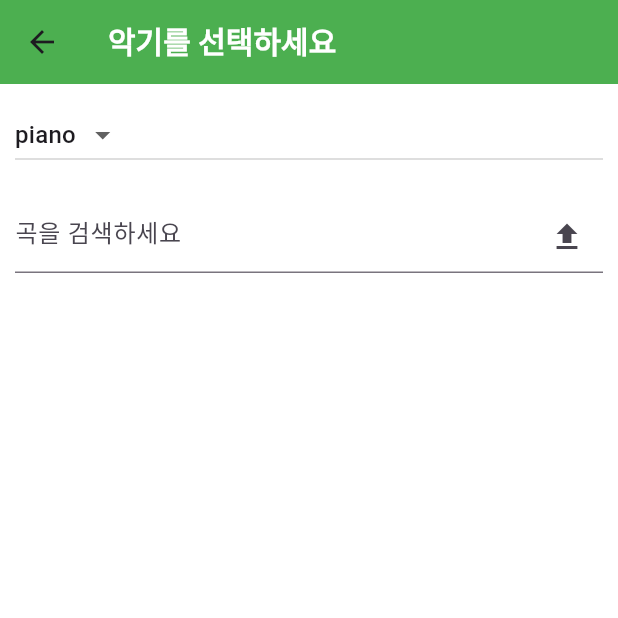
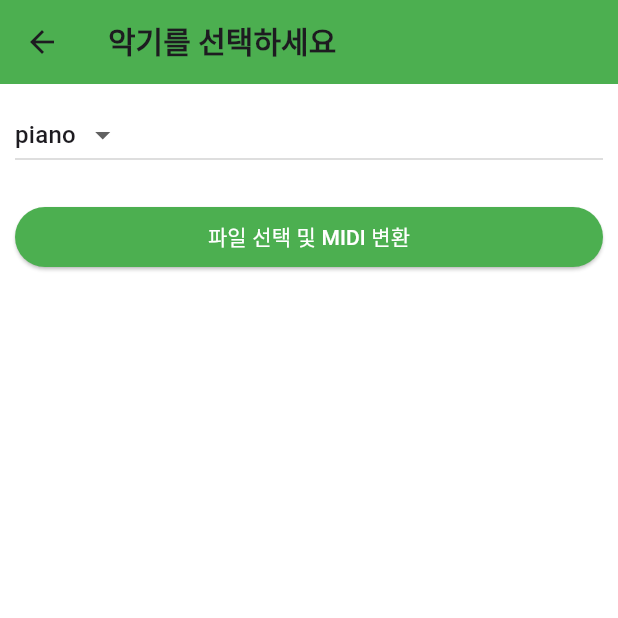
Before and after one commit to PP88-bit/2024-capston-team-08, a Flutter app: the SongSelectionScreen screen opened directly, on a phone screen of 412 x 824 dp, the top half of it. Run offline on Flutter 3.47's test engine with Material 3 defaults, Android fonts, the phone set to English and light mode, and no system bars; our stand-ins replace file_picker, firebase_auth, firebase_core; accounts and stored records are empty.

Commit message:
Update song_selection.dart

```diff
--- a/lib/song_selection.dart
+++ b/lib/song_selection.dart
@@ -1,7 +1,7 @@
+import 'dart:typed_data'; // Uint8List를 사용하기 위해 추가
 import 'package:flutter/material.dart';
 import 'package:http/http.dart' as http;
-import 'dart:typed_data';
-import 'dart:html' as html;
+import 'package:file_picker/file_picker.dart';
 
 class SongSelectionScreen extends StatefulWidget {
   const SongSelectionScreen({super.key});
@@ -11,97 +11,87 @@ class SongSelectionScreen extends StatefulWidget {
 }
 
 class SongSelectionScreenState extends State<SongSelectionScreen> {
-  final TextEditingController _searchController = TextEditingController();
-  String _selectedInstrument = 'piano'; // 기본 악기 선택
+  String _selectedInstrument = 'piano';
+  bool _isLoading = false; // 로딩 상태 관리
 
   Future<void> _pickFile() async {
-    html.FileUploadInputElement uploadInput = html.FileUploadInputElement();
-    uploadInput.accept = '.mp3';
-    uploadInput.click();
+    try {
+      final result = await FilePicker.platform.pickFiles(
+        type: FileType.custom,
+        allowedExtensions: ['mp3', 'mid'],
+        withData: true, // 파일 데이터를 읽도록 설정
+      );
 
-    uploadInput.onChange.listen((e) {
-      final files = uploadInput.files;
-      if (files!.isNotEmpty) {
-        final file = files[0];
-        final reader = html.FileReader();
+      if (result != null && result.files.single.bytes != null) {
+        final fileBytes = result.files.single.bytes!;
+        final fileName = result.files.single.name;
 
-        reader.onLoadEnd.listen((e) async {
-          // 파일 업로드 후 피드백 처리
-          print("File is ready for upload");
-          await _uploadFile(file, reader.result as Uint8List);
+        setState(() {
+          _isLoading = true; // 로딩 상태로 전환
         });
-
-        reader.readAsArrayBuffer(file);
+        await _uploadAndConvert(fileBytes, fileName);
+      } else {
+        print("파일 선택이 취소되었습니다.");
+        ScaffoldMessenger.of(context).showSnackBar(
+          const SnackBar(content: Text('파일 선택이 취소되었습니다.')),
+        );
       }
-    });
+    } catch (e) {
+      print("파일 선택 중 오류 발생: $e");
+      ScaffoldMessenger.of(context).showSnackBar(
+        SnackBar(content: Text('파일 선택 중 오류 발생: $e')),
+      );
+    }
   }
 
-  Future<void> _uploadFile(html.File file, Uint8List fileBytes) async {
+  Future<void> _uploadAndConvert(Uint8List fileBytes, String fileName) async {
+    try {
       var request = http.MultipartRequest(
         'POST',
         Uri.parse('http://127.0.0.1:5000/upload'),
       );
-    request.files.add(
-      http.MultipartFile.fromBytes(
+
+      request.files.add(http.MultipartFile.fromBytes(
         'file',
         fileBytes,
-        filename: file.name,
-      ),
-    );
-    request.fields['instrument'] =
-        _selectedInstrument.toLowerCase(); // 악기 선택 추가
+        filename: fileName,
+      ));
+      request.fields['instrument'] = _selectedInstrument.toLowerCase();
 
-    try {
       var response = await request.send();
 
       if (response.statusCode == 200) {
-        var responseData = await response.stream.bytesToString();
-        print("Upload successful: $responseData");
-
-        // 위젯이 여전히 활성 상태인지 확인
-        if (mounted) {
-          // 성공 메시지 표시
+        final responseBody = await response.stream.bytesToString();
+        print("변환 성공: $responseBody");
         ScaffoldMessenger.of(context).showSnackBar(
-            SnackBar(content: Text('트랙이 성공적으로 업로드되었습니다: $responseData')),
+          const SnackBar(content: Text('MIDI 변환이 완료되었습니다.')),
+        );
+      } else {
+        print("업로드 실패: ${response.reasonPhrase}");
+        ScaffoldMessenger.of(context).showSnackBar(
+          SnackBar(content: Text('업로드 실패: ${response.reasonPhrase}')),
         );
       }
-      } else {
-        print("Upload failed: ${response.reasonPhrase}");
-
-        // 위젯이 여전히 활성 상태인지 확인
-        if (mounted) {
-          // 실패 메시지 표시
+    } catch (e) {
+      print("업로드 및 변환 중 오류 발생: $e");
       ScaffoldMessenger.of(context).showSnackBar(
-            SnackBar(content: Text('파일 업로드 실패: ${response.reasonPhrase}')),
+        SnackBar(content: Text('업로드 및 변환 중 오류 발생: $e')),
       );
-        }
-      }
-    } catch (e) {
-      // 오류 메시지 표시
-      print("Upload error: $e");
-
-      // 위젯이 여전히 활성 상태인지 확인
-      if (mounted) {
-        ScaffoldMessenger.of(context).showSnackBar(
-          SnackBar(content: Text('파일 업로드 중 오류 발생: $e')),
-        );
-      }
+    } finally {
+      setState(() {
+        _isLoading = false; // 로딩 상태 해제
+      });
     }
   }
 
   @override
   Widget build(BuildContext context) {
     return Scaffold(
-      backgroundColor: Colors.white, // 배경색을 white로 설정
       appBar: AppBar(
         backgroundColor: Colors.green,
         title: const Text(
           '악기를 선택하세요',
-          style: TextStyle(
-            fontSize: 20,
-            fontWeight: FontWeight.bold,
-            color: Colors.white,
-          ),
+          style: TextStyle(fontSize: 20, fontWeight: FontWeight.bold),
         ),
       ),
       body: Column(
@@ -127,14 +117,33 @@ class SongSelectionScreenState extends State<SongSelectionScreen> {
           ),
           Padding(
             padding: const EdgeInsets.all(10.0),
-            child: TextField(
-              controller: _searchController,
-              decoration: InputDecoration(
-                hintText: '곡을 검색하세요',
-                suffixIcon: IconButton(
-                  icon: const Icon(Icons.file_upload),
-                  onPressed: _pickFile,
+            child: ElevatedButton(
+              onPressed: _isLoading ? null : _pickFile, // 로딩 중에는 비활성화
+              style: ElevatedButton.styleFrom(
+                backgroundColor: _isLoading ? Colors.grey : Colors.green,
               ),
+              child: _isLoading
+                  ? const Row(
+                      mainAxisAlignment: MainAxisAlignment.center,
+                      children: [
+                        SizedBox(
+                          width: 20,
+                          height: 20,
+                          child: CircularProgressIndicator(
+                            color: Colors.white,
+                            strokeWidth: 2.0,
+                          ),
+                        ),
+                        SizedBox(width: 10),
+                        Text(
+                          '파일 변환 중...',
+                          style: TextStyle(color: Colors.white),
+                        ),
+                      ],
+                    )
+                  : const Text(
+                      '파일 선택 및 MIDI 변환',
+                      style: TextStyle(color: Colors.white),
                     ),
             ),
           ),
```
Lines whose indentation alone changed are shown as unchanged.
